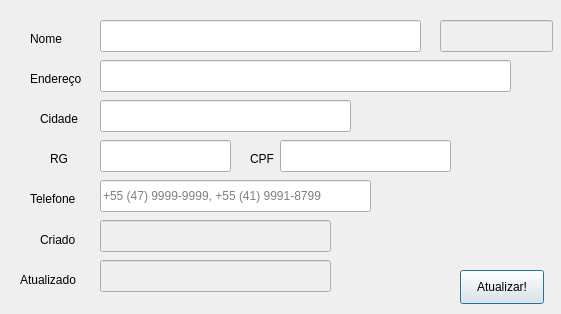
First picture: the form in Client_Edit.ui, repository bedi1982/Oficina, before the edit.
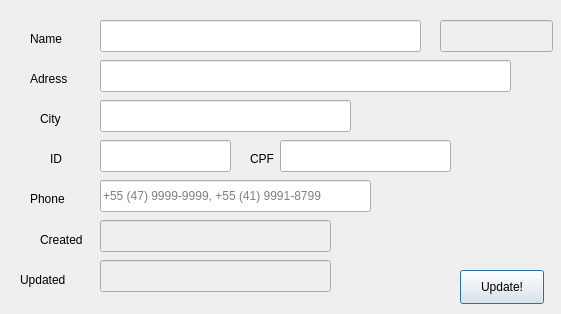
Second picture: the form after the edit.

```diff
--- a/Client_Edit.ui
+++ b/Client_Edit.ui
@@ -54,7 +54,7 @@
     </rect>
    </property>
    <property name="text">
-    <string>Nome</string>
+    <string>Name</string>
    </property>
   </widget>
   <widget class="QLabel" name="lbl_cpf">
@@ -80,7 +80,7 @@
     </rect>
    </property>
    <property name="text">
-    <string>Cidade</string>
+    <string>City</string>
    </property>
   </widget>
   <widget class="QLabel" name="lbl_phone">
@@ -93,7 +93,7 @@
     </rect>
    </property>
    <property name="text">
-    <string>Telefone</string>
+    <string>Phone</string>
    </property>
   </widget>
   <widget class="QLineEdit" name="line_RG">
@@ -182,7 +182,7 @@
     </rect>
    </property>
    <property name="text">
-    <string>RG</string>
+    <string>ID</string>
    </property>
   </widget>
   <widget class="QPushButton" name="btn_update">
@@ -201,7 +201,7 @@
     </sizepolicy>
    </property>
    <property name="text">
-    <string>Atualizar!</string>
+    <string>Update!</string>
    </property>
   </widget>
   <widget class="QLineEdit" name="line_Name">
@@ -249,32 +249,7 @@
     </rect>
    </property>
    <property name="text">
-    <string>Endereço</string>
-   </property>
-  </widget>
-  <widget class="QLabel" name="lbl_name">
-   <property name="geometry">
-    <rect>
-     <x>10</x>
-     <y>10</y>
-     <width>48</width>
-     <height>48</height>
-    </rect>
-   </property>
-   <property name="minimumSize">
-    <size>
-     <width>48</width>
-     <height>48</height>
-    </size>
-   </property>
-   <property name="maximumSize">
-    <size>
-     <width>48</width>
-     <height>48</height>
-    </size>
-   </property>
-   <property name="text">
-    <string/>
+    <string>Adress</string>
    </property>
   </widget>
   <widget class="QLineEdit" name="line_ID">
@@ -344,7 +319,7 @@
     </rect>
    </property>
    <property name="text">
-    <string>Criado</string>
+    <string>Created</string>
    </property>
   </widget>
   <widget class="QLabel" name="lbl_updated">
@@ -357,7 +332,7 @@
     </rect>
    </property>
    <property name="text">
-    <string>Atualizado</string>
+    <string>Updated</string>
    </property>
   </widget>
  </widget>
```
Left out of the diff: 4 changed lines with no effect on the pictures.
